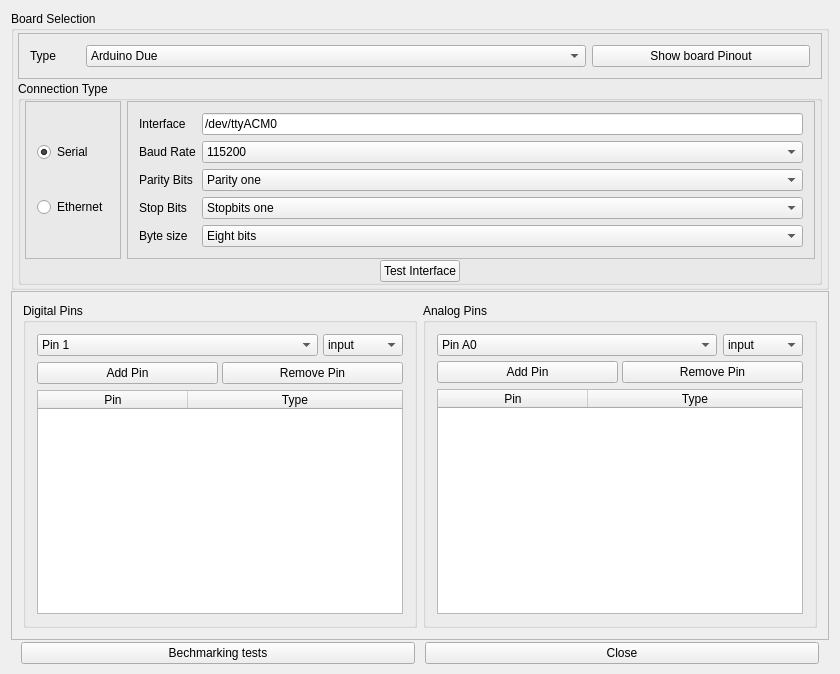
Old version of the form MLC/GUI/Autogenerated/mlc_qtcreator/board_config_design.ui in the repository MachineLearningControl/OpenMLC-Python.
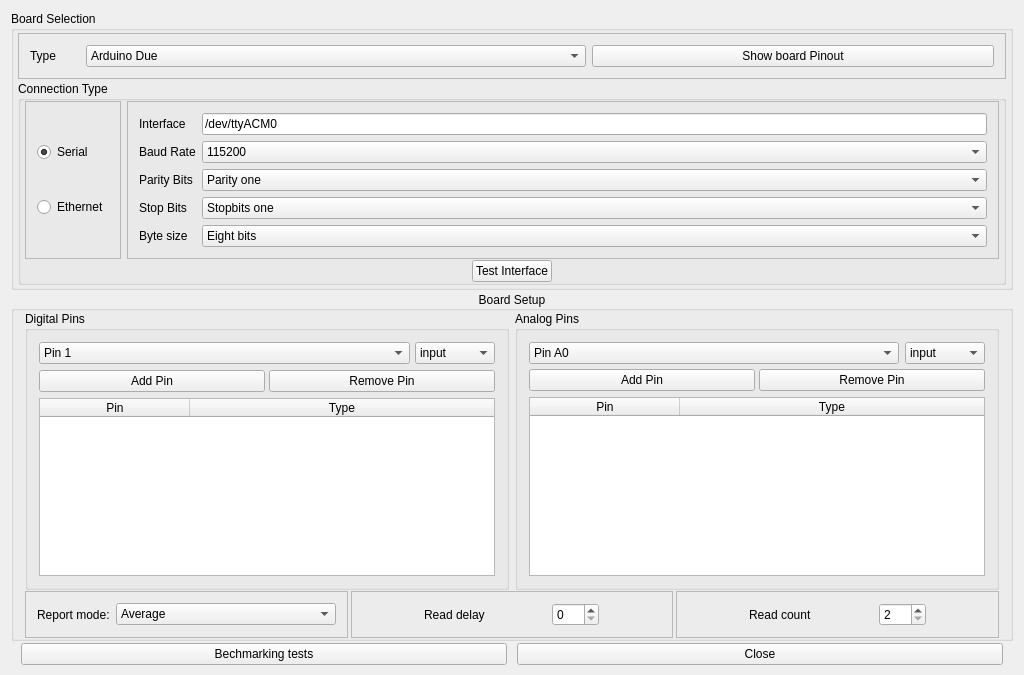
New version of the form.

What changed in the file:
```diff
--- a/MLC/GUI/Autogenerated/mlc_qtcreator/board_config_design.ui
+++ b/MLC/GUI/Autogenerated/mlc_qtcreator/board_config_design.ui
@@ -9,8 +9,8 @@
    <rect>
     <x>0</x>
     <y>0</y>
-    <width>840</width>
-    <height>674</height>
+    <width>1024</width>
+    <height>675</height>
    </rect>
   </property>
   <property name="windowTitle">
@@ -627,14 +627,34 @@
      </widget>
     </item>
     <item>
-     <widget class="QFrame" name="frame">
-      <property name="frameShape">
-       <enum>QFrame::StyledPanel</enum>
+     <widget class="QGroupBox" name="groupBox">
+      <property name="title">
+       <string>Board Setup</string>
       </property>
-      <property name="frameShadow">
-       <enum>QFrame::Raised</enum>
+      <property name="alignment">
+       <set>Qt::AlignCenter</set>
       </property>
+      <layout class="QVBoxLayout" name="verticalLayout_10" stretch="0,0">
+       <property name="spacing">
+        <number>1</number>
+       </property>
+       <property name="topMargin">
+        <number>0</number>
+       </property>
+       <property name="bottomMargin">
+        <number>0</number>
+       </property>
+       <item>
       <layout class="QHBoxLayout" name="horizontalLayout">
+         <property name="topMargin">
+          <number>0</number>
+         </property>
+         <property name="rightMargin">
+          <number>0</number>
+         </property>
+         <property name="bottomMargin">
+          <number>0</number>
+         </property>
        <item>
         <widget class="QGroupBox" name="groupBox_2">
          <property name="title">
@@ -979,6 +999,154 @@
         </widget>
        </item>
       </layout>
+       </item>
+       <item>
+        <layout class="QHBoxLayout" name="horizontalLayout_11">
+         <property name="spacing">
+          <number>3</number>
+         </property>
+         <property name="sizeConstraint">
+          <enum>QLayout::SetDefaultConstraint</enum>
+         </property>
+         <property name="topMargin">
+          <number>0</number>
+         </property>
+         <property name="bottomMargin">
+          <number>0</number>
+         </property>
+         <item>
+          <widget class="QFrame" name="mode_frame">
+           <property name="frameShape">
+            <enum>QFrame::StyledPanel</enum>
+           </property>
+           <property name="frameShadow">
+            <enum>QFrame::Raised</enum>
+           </property>
+           <layout class="QHBoxLayout" name="horizontalLayout_12">
+            <item>
+             <widget class="QLabel" name="report_mode_label">
+              <property name="sizePolicy">
+               <sizepolicy hsizetype="Fixed" vsizetype="Preferred">
+                <horstretch>0</horstretch>
+                <verstretch>0</verstretch>
+               </sizepolicy>
+              </property>
+              <property name="text">
+               <string>Report mode:</string>
+              </property>
+             </widget>
+            </item>
+            <item>
+             <widget class="QComboBox" name="report_mode_combo">
+              <property name="sizePolicy">
+               <sizepolicy hsizetype="Preferred" vsizetype="Fixed">
+                <horstretch>0</horstretch>
+                <verstretch>0</verstretch>
+               </sizepolicy>
+              </property>
+              <item>
+               <property name="text">
+                <string>Average</string>
+               </property>
+              </item>
+              <item>
+               <property name="text">
+                <string>Bulk</string>
+               </property>
+              </item>
+             </widget>
+            </item>
+           </layout>
+          </widget>
+         </item>
+         <item>
+          <widget class="QFrame" name="delay_frame">
+           <property name="frameShape">
+            <enum>QFrame::StyledPanel</enum>
+           </property>
+           <property name="frameShadow">
+            <enum>QFrame::Raised</enum>
+           </property>
+           <layout class="QHBoxLayout" name="horizontalLayout_13">
+            <item>
+             <widget class="QLabel" name="read_delay_label">
+              <property name="sizePolicy">
+               <sizepolicy hsizetype="Fixed" vsizetype="Preferred">
+                <horstretch>0</horstretch>
+                <verstretch>0</verstretch>
+               </sizepolicy>
+              </property>
+              <property name="text">
+               <string>Read delay</string>
+              </property>
+             </widget>
+            </item>
+            <item>
+             <widget class="QSpinBox" name="read_delay_spin">
+              <property name="sizePolicy">
+               <sizepolicy hsizetype="Fixed" vsizetype="Fixed">
+                <horstretch>0</horstretch>
+                <verstretch>0</verstretch>
+               </sizepolicy>
+              </property>
+              <property name="minimum">
+               <number>0</number>
+              </property>
+              <property name="maximum">
+               <number>255</number>
+              </property>
+              <property name="value">
+               <number>0</number>
+              </property>
+             </widget>
+            </item>
+           </layout>
+          </widget>
+         </item>
+         <item>
+          <widget class="QFrame" name="count_frame">
+           <property name="frameShape">
+            <enum>QFrame::StyledPanel</enum>
+           </property>
+           <property name="frameShadow">
+            <enum>QFrame::Raised</enum>
+           </property>
+           <layout class="QHBoxLayout" name="horizontalLayout_14">
+            <item>
+             <widget class="QLabel" name="read_count_label">
+              <property name="sizePolicy">
+               <sizepolicy hsizetype="Fixed" vsizetype="Preferred">
+                <horstretch>0</horstretch>
+                <verstretch>0</verstretch>
+               </sizepolicy>
+              </property>
+              <property name="text">
+               <string>Read count</string>
+              </property>
+             </widget>
+            </item>
+            <item>
+             <widget class="QSpinBox" name="read_count_spin">
+              <property name="sizePolicy">
+               <sizepolicy hsizetype="Fixed" vsizetype="Fixed">
+                <horstretch>0</horstretch>
+                <verstretch>0</verstretch>
+               </sizepolicy>
+              </property>
+              <property name="minimum">
+               <number>2</number>
+              </property>
+              <property name="maximum">
+               <number>255</number>
+              </property>
+             </widget>
+            </item>
+           </layout>
+          </widget>
+         </item>
+        </layout>
+       </item>
+      </layout>
      </widget>
     </item>
     <item>
```
Left out of the diff: 134 changed lines with no effect on the pictures. Lines whose indentation alone changed are shown as unchanged.
